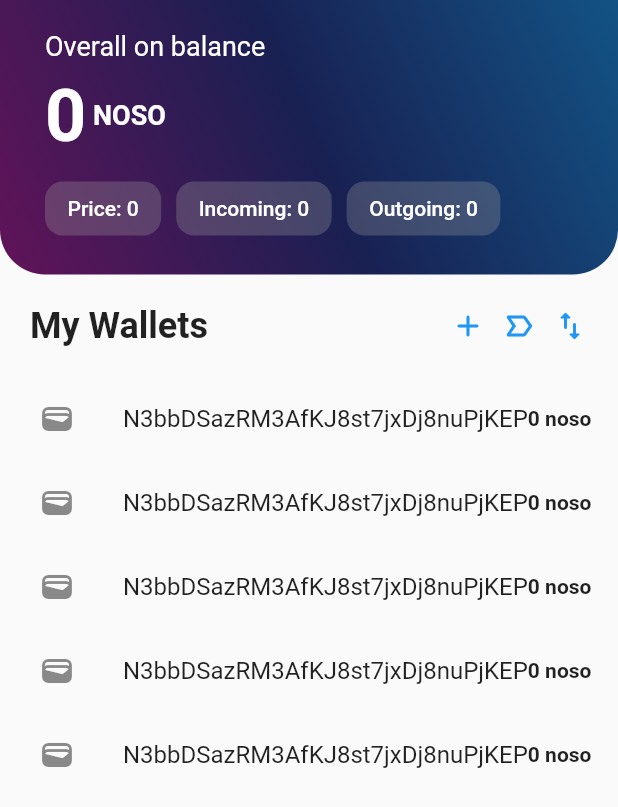
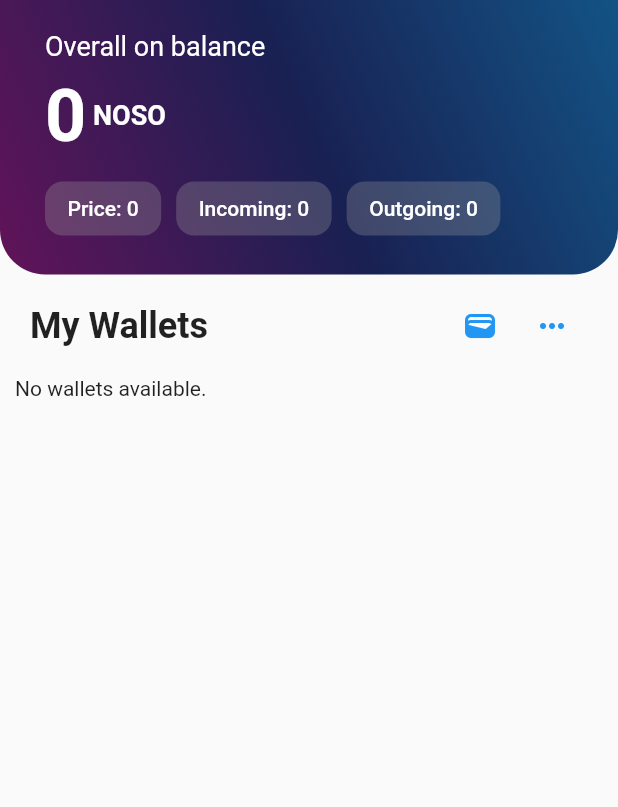
Before and after one commit to pasichDev/nososova, a Flutter app: the SubHomePage screen opened directly, on a phone screen of 412 x 824 dp. Shown: the top 807 px of the screen. Run offline on Flutter 3.47's test engine with Material 2 defaults, Android fonts, the phone set to English and light mode, and no system bars; our stand-ins replace convert, drift, permission_handler, qr_flutter; missing offline and left inert: pointycastle, qr_code_scanner; accounts and stored records are empty; generated files the repository leaves out were written again.

Commit message:
connect to drift(database) / fixed keys pair generation bug

```diff
--- /dev/null
+++ b/lib/database/database.dart
@@ -0,0 +1,39 @@
+import 'dart:io';
+
+import 'package:drift/drift.dart';
+import 'package:drift/native.dart';
+import 'package:path/path.dart' as p;
+import 'package:path_provider/path_provider.dart';
+
+part 'database.g.dart';
+
+@DataClassName('Wallet')
+class Wallets extends Table {
+  TextColumn get publicKey => text().withLength(min: 1, max: 100)();
+  TextColumn get privateKey => text().withLength(min: 1, max: 100)();
+  TextColumn get hash => text().withLength(min: 1, max: 100)();
+}
+
+
+
+@DriftDatabase(tables: [Wallets])
+class MyDatabase extends _$MyDatabase {
+  MyDatabase() : super(_openConnection());
+
+  Future<void> addWallet(Wallet wallet) async {
+    await into(wallets).insert(wallet);
+  }
+  @override
+  int get schemaVersion => 1;
+}
+
+LazyDatabase _openConnection() {
+  // the LazyDatabase util lets us find the right location for the file async.
+  return LazyDatabase(() async {
+    // put the database file, called db.sqlite here, into the documents folder
+    // for your app.
+    final dbFolder = await getApplicationDocumentsDirectory();
+    final file = File(p.join(dbFolder.path, 'db.sqlite'));
+    return NativeDatabase.createInBackground(file);
+  });
+}
--- a/lib/home_page.dart
+++ b/lib/home_page.dart
@@ -16,7 +16,7 @@ class HomePage extends StatefulWidget {
 class HomePageState extends State<HomePage> {
   int _selectedIndex = 0;
   final List<Widget> _pages = [
-    const SubHomePage(),
+     SubHomePage(),
     const PaymentsPage(),
     const NodePage()
   ];
@@ -50,9 +50,9 @@ class HomePageState extends State<HomePage> {
         ),
         body: _pages[_selectedIndex],
         bottomNavigationBar: BottomNavigationBar(
-          items: const <BottomNavigationBarItem>[
+          items:  const <BottomNavigationBarItem>[
             BottomNavigationBarItem(
-              icon: Icon(Icons.wallet),
+              icon:  Icon(Icons.wallet),
               label: 'Wallets',
             ),
             BottomNavigationBarItem(
--- a/lib/noso/cripto.dart
+++ b/lib/noso/cripto.dart
@@ -1,4 +1,5 @@
 import 'dart:convert';
+import 'dart:math';
 import 'dart:typed_data';
 
 import 'package:convert/convert.dart';
@@ -15,13 +16,12 @@ import 'package:pointycastle/random/fortuna_random.dart';
 final class NosoCripto {
   WalletObject? createNewAddress() {
     KeyPair keysPair = _generateKeysPair();
-
     WalletObject walletObject = WalletObject();
     walletObject.publicKey = keysPair.publicKey;
     walletObject.privateKey = keysPair.privateKey;
     walletObject.hash = _getAddressWalletFromPublicKey(keysPair.publicKey);
 
-    return null;
+    return walletObject;
   }
 
   WalletObject? importWalletForKeys(String keys) {
@@ -167,7 +167,7 @@ final class NosoCripto {
   KeyPair _generateKeysPair() {
     final secureRandom = FortunaRandom()
       ..seed(KeyParameter(Uint8List.fromList(
-          List.generate(32, (index) => 0))));
+          List.generate(32, (_) => Random.secure().nextInt(256)))));
 
     final curve = ECCurve_secp256k1();
     final domainParams = ECKeyGeneratorParameters(curve);
--- a/lib/pages/home/screens/item_wallet_tile.dart
+++ b/lib/pages/home/screens/item_wallet_tile.dart
@@ -1,9 +1,9 @@
 import 'package:flutter/material.dart';
-import 'package:nososova/models/wallet_object.dart';
+import 'package:nososova/database/database.dart';
 
 class WalletListTile extends StatelessWidget {
   final VoidCallback onButtonClick;
-  final WalletObject wallet;
+  final Wallet wallet;
   const WalletListTile(
       {super.key,
       required this.wallet,
@@ -17,13 +17,15 @@ class WalletListTile extends StatelessWidget {
         mainAxisAlignment: MainAxisAlignment.spaceBetween,
         children: [
           Text(wallet.hash.toString()),
-          Text(
+         /* Text(
             wallet.balance.toString() + ' noso',
             style: const TextStyle(
               fontSize: 14.0,
               fontWeight: FontWeight.bold,
             ),
           ),
+
+          */
         ],
       ),
       onTap: onButtonClick,
--- a/lib/pages/home/screens/list_wallets.dart
+++ b/lib/pages/home/screens/list_wallets.dart
@@ -1,26 +1,46 @@
 import 'package:flutter/material.dart';
-import 'package:nososova/models/wallet_object.dart';
+import 'package:nososova/database/database.dart';
 import 'package:nososova/pages/home/screens/dialogs/dialog_wallet_info.dart';
 import 'package:nososova/pages/home/screens/item_wallet_tile.dart';
 
 class ListWallets extends StatelessWidget {
-  const ListWallets({super.key});
+  ListWallets({super.key});
 
+  final MyDatabase database = MyDatabase();
   @override
   Widget build(BuildContext context) {
-    return Expanded(
-      child: ListView.builder(
+    return Container(
         padding: const EdgeInsets.symmetric(horizontal: 10.0, vertical: 0.0),
-        itemCount: 5,
-        itemBuilder: (context, index) {
-          return WalletListTile(
-              wallet: WalletObject(hash: "N3bbDSazRM3AfKJ8st7jxDj8nuPjKEP", balance: 0),
-              onButtonClick: () {
-                _showBottomSheet(context, 'N3bbDSazRM3AfKJ8st7jxDj8nuPjKEP');
-              });
-        },
-      ),
-    );
+        child: FutureBuilder<List<Wallet>>(
+          future: database.select(database.wallets).get(),
+          builder: (context, snapshot) {
+            if (snapshot.connectionState == ConnectionState.waiting) {
+              return const CircularProgressIndicator();
+            } else if (snapshot.hasError) {
+              return Text('Error: ${snapshot.error}');
+            } else if (!snapshot.hasData || snapshot.data!.isEmpty) {
+              return const Text('No wallets available.');
+            } else {
+              final wallets = snapshot.data!;
+
+              return ListView.builder(
+                shrinkWrap: true,
+                padding:
+                    const EdgeInsets.symmetric(horizontal: 10.0, vertical: 0.0),
+                itemCount: wallets.length,
+                itemBuilder: (context, index) {
+                  final wallet = wallets[index];
+                  return WalletListTile(
+                    wallet: wallet,
+                    onButtonClick: () {
+                      _showBottomSheet(context, wallet.hash);
+                    },
+                  );
+                },
+              );
+            }
+          },
+        ));
   }
 }
 
--- a/lib/pages/home/sub_home_page.dart
+++ b/lib/pages/home/sub_home_page.dart
@@ -1,11 +1,15 @@
 import 'package:flutter/material.dart';
+import 'package:nososova/database/database.dart';
 import 'package:nososova/pages/home/screens/card_header.dart';
+import 'package:nososova/pages/home/screens/dialogs/dialog_add_wallet.dart';
 import 'package:nososova/pages/home/screens/list_wallets.dart';
 import 'package:nososova/pages/home_page_view_model.dart';
 import 'package:provider/provider.dart';
 
 class SubHomePage extends StatelessWidget {
-  const SubHomePage({super.key});
+
+   SubHomePage({super.key});
+  MyDatabase database = MyDatabase();
 
   @override
   Widget build(BuildContext context) {
@@ -14,16 +18,17 @@ class SubHomePage extends StatelessWidget {
         return Scaffold(
           appBar: null,
           body: Column(
-            mainAxisAlignment: MainAxisAlignment.center,
+            mainAxisAlignment: MainAxisAlignment.start,
             crossAxisAlignment: CrossAxisAlignment.start,
             children: [
               const CardHeader(),
               Container(
-                padding: const EdgeInsets.symmetric(horizontal: 20.0, vertical: 20.0),
-                child: const Row(
+                padding: const EdgeInsets.symmetric(
+                    horizontal: 20.0, vertical: 10.0),
+                child:  Row(
                   mainAxisAlignment: MainAxisAlignment.spaceBetween,
                   children: [
-                    Text(
+                    const Text(
                       'My Wallets',
                       style: TextStyle(
                         fontSize: 24.0,
@@ -32,34 +37,34 @@ class SubHomePage extends StatelessWidget {
                     ),
                     Row(
                       children: [
-
-                        Icon(
-                          Icons.add_rounded, // Replace with the desired icon
-                          size: 24.0, // Adjust the size as needed
-                          color: Colors.blue, // Adjust the color as needed
+                        IconButton(
+                          icon: const Icon(Icons.wallet, color: Colors.blue),
+                          onPressed: () {_showBottomSheetAdd(context);},
                         ),
-                        SizedBox(width: 10.0), // Adding some spacing between the icons
-                        Icon(
-                          Icons.label_important_outline_rounded, // Replace with the desired icon
-                          size: 24.0, // Adjust the size as needed
-                          color: Colors.blue, // Adjust the color as needed
-                        ),
-                        SizedBox(width: 10.0), // Adding some spacing between the icons
-                        Icon(
-                          Icons.import_export_rounded, // Replace with the desired icon
-                          size: 24.0, // Adjust the size as needed
-                          color: Colors.blue, // Adjust the color as needed
+                        const IconButton(
+                          icon: Icon(Icons.more_horiz, color: Colors.blue),
+                          onPressed: null,
                         ),
                       ],
                     ),
                   ],
                 ),
               ),
-              const ListWallets(),
+               ListWallets(),
             ],
           ),
         );
       },
     );
   }
+
+
 }
+void _showBottomSheetAdd(BuildContext context) {
+  showModalBottomSheet(
+    context: context,
+    builder: (BuildContext context) {
+      return  DialogAddWallet();
+    },
+  );
+}
```
Also changed, not shown: lib/pages/home/screens/action_button.dart (deleted, +0 -91 lines), lib/pages/home/screens/dialogs/dialog_add_wallet.dart (added, +65 -0 lines), lib/pages/home/screens/dialogs/dialog_import.dart (deleted, +0 -23 lines), lib/pages/payments/payments_page.dart (+5 -7 lines), lib/pages/qr_scan_page.dart (+8 -118 lines), pubspec.yaml (+8 -4 lines), lib/database/database.g.dart (added), pubspec.lock, 2 other files.
